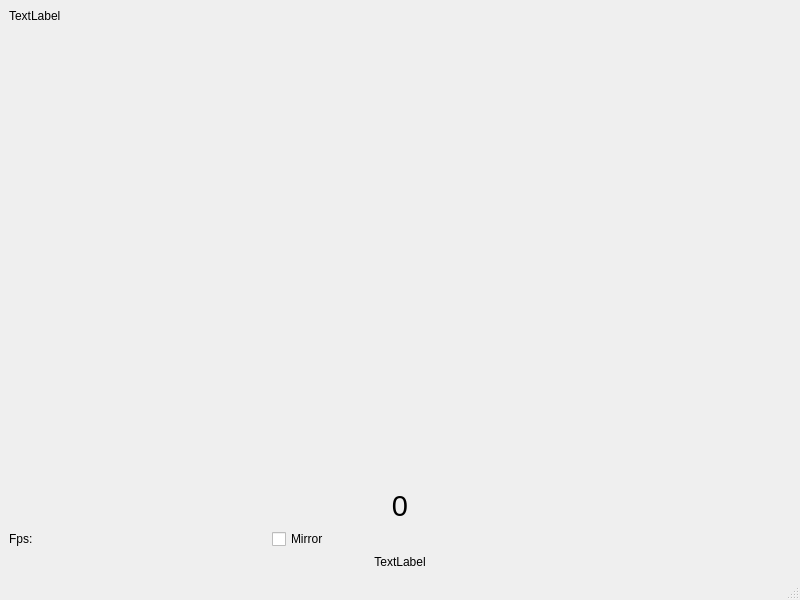
Before: the Qt Designer form Project/Server.ui in GavinAbbott/SANE-FinalProject, drawn with Qt 5.
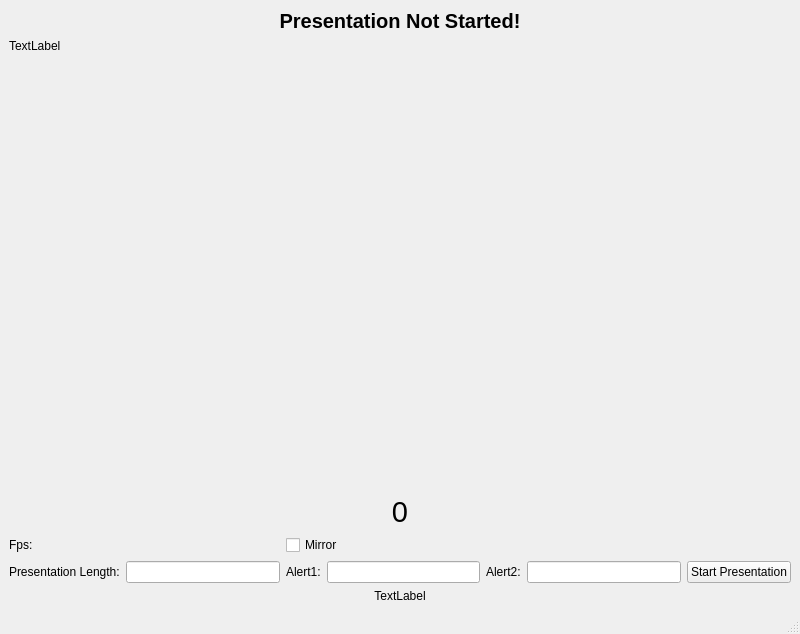
After: the same form once the commit is applied.

Commit message: updated the UI to add new labels and buttons that do nothing yet

What changed in the file:
```diff
--- a/Project/Server.ui
+++ b/Project/Server.ui
@@ -7,7 +7,7 @@
     <x>0</x>
     <y>0</y>
     <width>800</width>
-    <height>600</height>
+    <height>634</height>
    </rect>
   </property>
   <property name="windowTitle">
@@ -15,6 +15,24 @@
   </property>
   <widget class="QWidget" name="centralwidget">
    <layout class="QVBoxLayout" name="verticalLayout">
+    <item>
+     <widget class="QLabel" name="TimeLeftLabel">
+      <property name="font">
+       <font>
+        <pointsize>15</pointsize>
+        <weight>75</weight>
+        <italic>false</italic>
+        <bold>true</bold>
+       </font>
+      </property>
+      <property name="text">
+       <string>Presentation Not Started!</string>
+      </property>
+      <property name="alignment">
+       <set>Qt::AlignCenter</set>
+      </property>
+     </widget>
+    </item>
     <item>
      <widget class="QLabel" name="imageLabel">
       <property name="text">
@@ -37,7 +55,58 @@
     </item>
     <item>
      <layout class="QGridLayout" name="gridLayout">
-      <item row="0" column="0" colspan="3">
+      <item row="2" column="3">
+       <widget class="QLineEdit" name="Alert1Edit"/>
+      </item>
+      <item row="2" column="4">
+       <widget class="QLabel" name="Alert2Label">
+        <property name="text">
+         <string>Alert2:</string>
+        </property>
+       </widget>
+      </item>
+      <item row="2" column="5">
+       <widget class="QLineEdit" name="Alert2Edit"/>
+      </item>
+      <item row="1" column="0" colspan="2">
+       <widget class="QLabel" name="fpsLabel">
+        <property name="text">
+         <string>Fps:</string>
+        </property>
+       </widget>
+      </item>
+      <item row="1" column="2" colspan="2">
+       <widget class="QCheckBox" name="mirrorCheckBox">
+        <property name="text">
+         <string>Mirror</string>
+        </property>
+       </widget>
+      </item>
+      <item row="2" column="0">
+       <widget class="QLabel" name="PresentationLengthLabel">
+        <property name="text">
+         <string>Presentation Length:</string>
+        </property>
+       </widget>
+      </item>
+      <item row="2" column="1">
+       <widget class="QLineEdit" name="PresentationLengthEdit"/>
+      </item>
+      <item row="2" column="2">
+       <widget class="QLabel" name="Alert1Label">
+        <property name="text">
+         <string>Alert1:</string>
+        </property>
+       </widget>
+      </item>
+      <item row="2" column="6">
+       <widget class="QPushButton" name="StartPresentationButton">
+        <property name="text">
+         <string>Start Presentation</string>
+        </property>
+       </widget>
+      </item>
+      <item row="0" column="0" colspan="7">
        <widget class="QLabel" name="CounterLabel">
         <property name="font">
          <font>
@@ -55,21 +124,7 @@
         </property>
        </widget>
       </item>
-      <item row="1" column="1">
-       <widget class="QCheckBox" name="mirrorCheckBox">
-        <property name="text">
-         <string>Mirror</string>
-        </property>
-       </widget>
-      </item>
-      <item row="1" column="0">
-       <widget class="QLabel" name="fpsLabel">
-        <property name="text">
-         <string>Fps:</string>
-        </property>
-       </widget>
-      </item>
-      <item row="2" column="0" colspan="3">
+      <item row="4" column="0" colspan="7">
        <widget class="QLabel" name="emotionLabel">
         <property name="text">
          <string>TextLabel</string>
```
